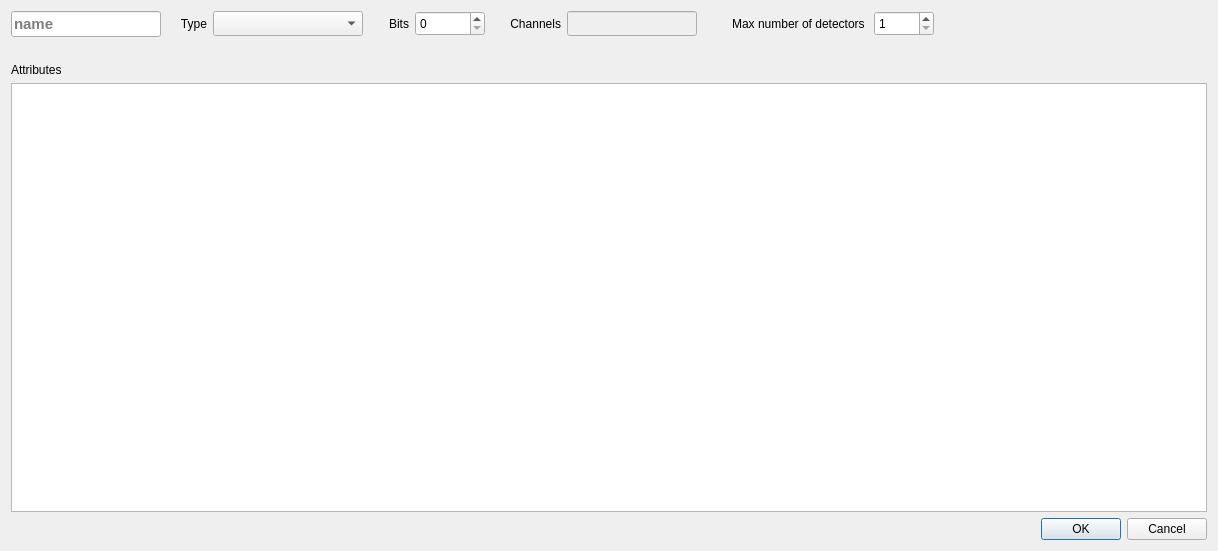
Above: gui/daq/dialog_spectrum_template.ui from usnistgov/qpx-gamma before the change. Below: the same form after it.
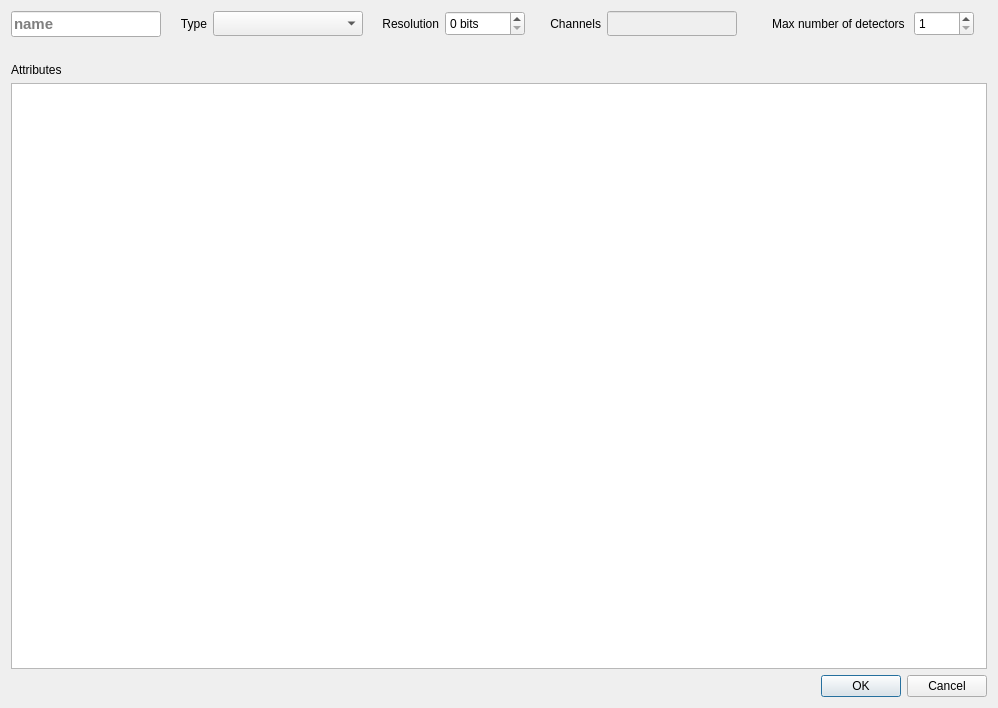
That is the form after the change. Icons and pictures are not drawn.

Patch:
```diff
--- a/gui/daq/dialog_spectrum_template.ui
+++ b/gui/daq/dialog_spectrum_template.ui
@@ -9,8 +9,8 @@
    <rect>
     <x>0</x>
     <y>0</y>
-    <width>1218</width>
-    <height>551</height>
+    <width>994</width>
+    <height>708</height>
    </rect>
   </property>
   <property name="focusPolicy">
@@ -48,7 +48,32 @@
     <widget class="QTreeView" name="treeAttribs"/>
    </item>
    <item row="0" column="0">
-    <layout class="QHBoxLayout" name="horizontalLayout_4">
+    <widget class="QWidget" name="widgetBasics" native="true">
+     <property name="sizePolicy">
+      <sizepolicy hsizetype="Preferred" vsizetype="Maximum">
+       <horstretch>0</horstretch>
+       <verstretch>0</verstretch>
+      </sizepolicy>
+     </property>
+     <property name="minimumSize">
+      <size>
+       <width>0</width>
+       <height>0</height>
+      </size>
+     </property>
+     <layout class="QHBoxLayout" name="horizontalLayout">
+      <property name="leftMargin">
+       <number>0</number>
+      </property>
+      <property name="topMargin">
+       <number>0</number>
+      </property>
+      <property name="rightMargin">
+       <number>0</number>
+      </property>
+      <property name="bottomMargin">
+       <number>0</number>
+      </property>
      <item>
       <widget class="QLineEdit" name="lineName">
        <property name="sizePolicy">
@@ -147,18 +172,18 @@
       <widget class="QLabel" name="label_3">
        <property name="minimumSize">
         <size>
-         <width>40</width>
+          <width>70</width>
          <height>25</height>
         </size>
        </property>
        <property name="maximumSize">
         <size>
-         <width>40</width>
+          <width>70</width>
          <height>16777215</height>
         </size>
        </property>
        <property name="text">
-        <string>Bits</string>
+         <string>Resolution</string>
        </property>
        <property name="alignment">
         <set>Qt::AlignRight|Qt::AlignTrailing|Qt::AlignVCenter</set>
@@ -175,16 +200,19 @@
        </property>
        <property name="minimumSize">
         <size>
-         <width>70</width>
+          <width>80</width>
          <height>25</height>
         </size>
        </property>
        <property name="maximumSize">
         <size>
-         <width>70</width>
+          <width>80</width>
          <height>16777215</height>
         </size>
        </property>
+        <property name="suffix">
+         <string> bits</string>
+        </property>
        <property name="maximum">
         <number>16</number>
        </property>
@@ -295,6 +323,17 @@
       </widget>
      </item>
     </layout>
+     <zorder>label_7</zorder>
+     <zorder>label_9</zorder>
+     <zorder>spinDets</zorder>
+     <zorder>label_4</zorder>
+     <zorder>lineChannels</zorder>
+     <zorder>lineName</zorder>
+     <zorder>label</zorder>
+     <zorder>comboType</zorder>
+     <zorder>label_3</zorder>
+     <zorder>spinBits</zorder>
+    </widget>
    </item>
    <item row="1" column="0">
     <widget class="QLabel" name="labelDescription">
```
Left out of the diff: 40 changed lines with no effect on the pictures. Lines whose indentation alone changed are shown as unchanged.
